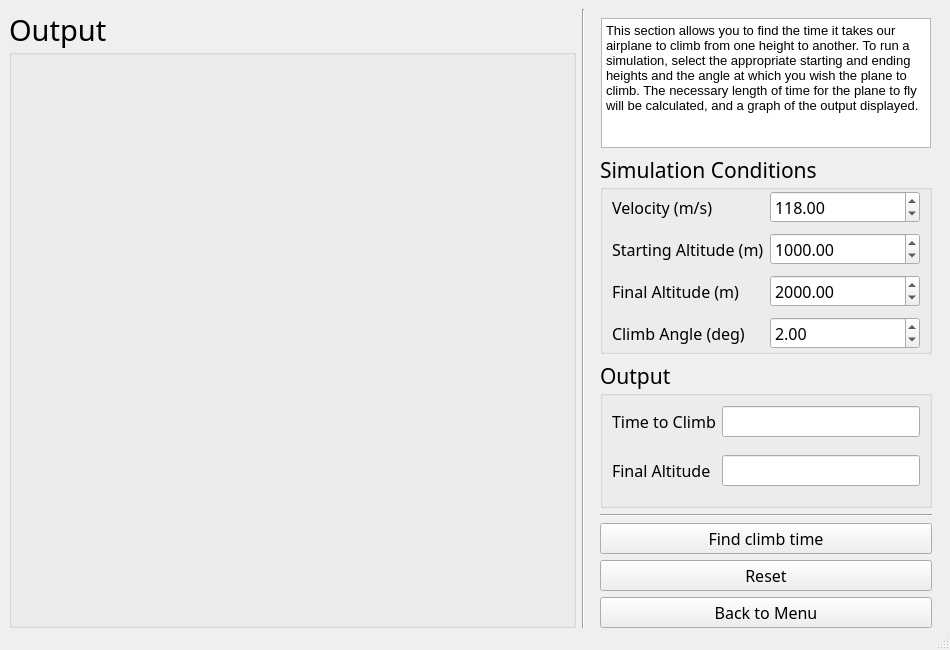
Before: the Qt Designer form simlib/gui/t_climb_mw.ui in jasper-day/airplane_sim, drawn with Qt 5.
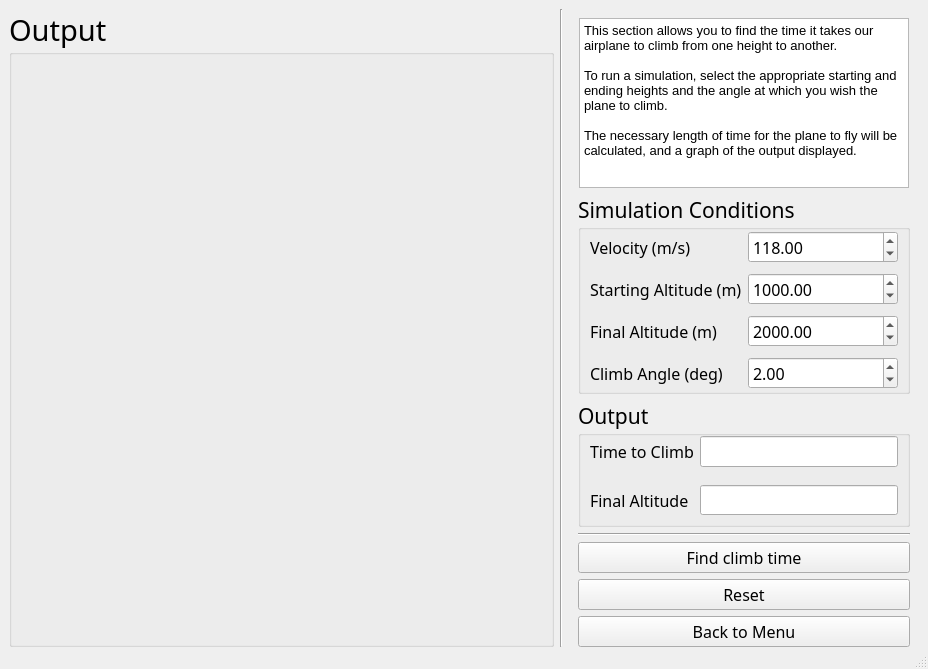
After: the same form once the commit is applied.

Patch:
```diff
--- a/simlib/gui/t_climb_mw.ui
+++ b/simlib/gui/t_climb_mw.ui
@@ -6,8 +6,8 @@
    <rect>
     <x>0</x>
     <y>0</y>
-    <width>950</width>
-    <height>650</height>
+    <width>928</width>
+    <height>669</height>
    </rect>
   </property>
   <property name="windowTitle">
@@ -20,6 +20,12 @@
     </property>
     <item>
      <widget class="QGroupBox" name="groupBox_2">
+      <property name="minimumSize">
+       <size>
+        <width>500</width>
+        <height>0</height>
+       </size>
+      </property>
       <property name="font">
        <font>
         <family>ISOCP_IV50</family>
@@ -56,7 +62,7 @@
          <property name="font">
           <font>
            <family>ISOCP_IV50</family>
-           <pointsize>10</pointsize>
+           <pointsize>22</pointsize>
           </font>
          </property>
         </widget>
@@ -88,18 +94,18 @@
          <property name="minimumSize">
           <size>
            <width>330</width>
-           <height>0</height>
+           <height>170</height>
           </size>
          </property>
          <property name="maximumSize">
           <size>
            <width>450</width>
-           <height>130</height>
+           <height>170</height>
           </size>
          </property>
          <property name="font">
           <font>
-           <family>SansSerif</family>
+           <family>Segoe UI</family>
            <pointsize>11</pointsize>
           </font>
          </property>
@@ -110,8 +116,12 @@
 hr { height: 1px; border-width: 0; }
 li.unchecked::marker { content: &quot;\2610&quot;; }
 li.checked::marker { content: &quot;\2612&quot;; }
-&lt;/style&gt;&lt;/head&gt;&lt;body style=&quot; font-family:'SansSerif'; font-size:11pt; font-weight:400; font-style:normal;&quot;&gt;
-&lt;p style=&quot; margin-top:0px; margin-bottom:0px; margin-left:0px; margin-right:0px; -qt-block-indent:0; text-indent:0px;&quot;&gt;&lt;span style=&quot; font-family:'Segoe UI'; font-size:10pt;&quot;&gt;This section allows you to find the time it takes our airplane to climb from one height to another. To run a simulation, select the appropriate starting and ending heights and the angle at which you wish the plane to climb. The necessary length of time for the plane to fly will be calculated, and a graph of the output displayed.&lt;/span&gt;&lt;/p&gt;&lt;/body&gt;&lt;/html&gt;</string>
+&lt;/style&gt;&lt;/head&gt;&lt;body style=&quot; font-family:'Segoe UI'; font-size:11pt; font-weight:400; font-style:normal;&quot;&gt;
+&lt;p style=&quot; margin-top:0px; margin-bottom:0px; margin-left:0px; margin-right:0px; -qt-block-indent:0; text-indent:0px;&quot;&gt;&lt;span style=&quot; font-size:10pt;&quot;&gt;This section allows you to find the time it takes our airplane to climb from one height to another. &lt;/span&gt;&lt;/p&gt;
+&lt;p style=&quot;-qt-paragraph-type:empty; margin-top:0px; margin-bottom:0px; margin-left:0px; margin-right:0px; -qt-block-indent:0; text-indent:0px; font-size:10pt;&quot;&gt;&lt;br /&gt;&lt;/p&gt;
+&lt;p style=&quot; margin-top:0px; margin-bottom:0px; margin-left:0px; margin-right:0px; -qt-block-indent:0; text-indent:0px;&quot;&gt;&lt;span style=&quot; font-size:10pt;&quot;&gt;To run a simulation, select the appropriate starting and ending heights and the angle at which you wish the plane to climb. &lt;/span&gt;&lt;/p&gt;
+&lt;p style=&quot;-qt-paragraph-type:empty; margin-top:0px; margin-bottom:0px; margin-left:0px; margin-right:0px; -qt-block-indent:0; text-indent:0px; font-size:10pt;&quot;&gt;&lt;br /&gt;&lt;/p&gt;
+&lt;p style=&quot; margin-top:0px; margin-bottom:0px; margin-left:0px; margin-right:0px; -qt-block-indent:0; text-indent:0px;&quot;&gt;&lt;span style=&quot; font-size:10pt;&quot;&gt;The necessary length of time for the plane to fly will be calculated, and a graph of the output displayed.&lt;/span&gt;&lt;/p&gt;&lt;/body&gt;&lt;/html&gt;</string>
          </property>
         </widget>
        </item>
```
